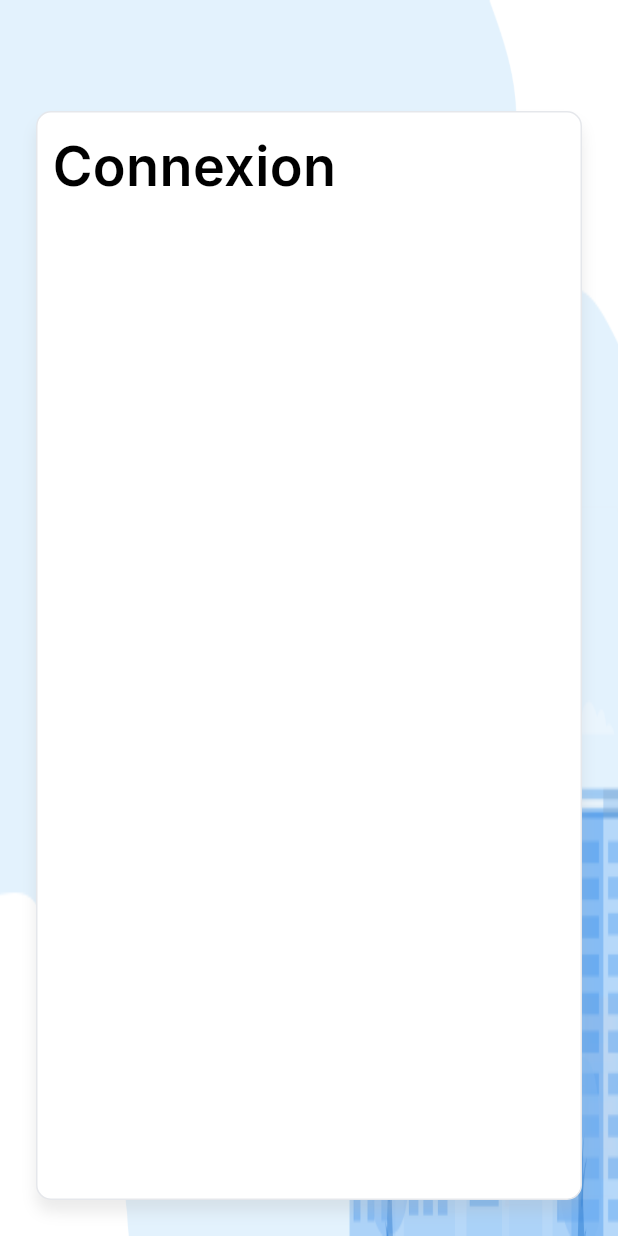
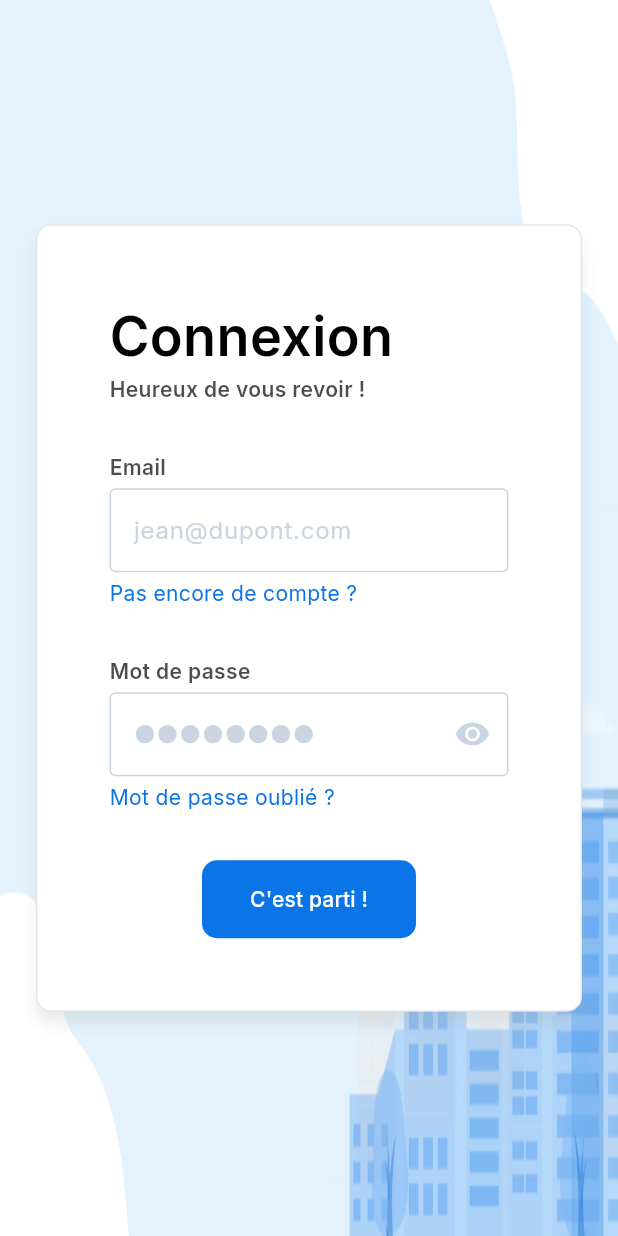
Before and after one commit to jol-cochet-pro/tranquil-loc-front, a Flutter app: the screen it shows after launch, on a phone screen of 412 x 824 dp. Run offline on Flutter 3.47's test engine with Material 3 defaults, Android fonts, the phone set to English and light mode, and no system bars.

Commit message:
feat: add login page

```diff
--- a/lib/components/text-field.dart
+++ b/lib/components/text-field.dart
@@ -2,12 +2,14 @@ import 'package:dossier_locataire/shared/text-styles.dart';
 import 'package:flutter/material.dart';
 import 'package:flutter/services.dart';
 
-enum TextFieldType { text, number }
+enum TextFieldType { text, number, password }
 
-class CustomTextField extends StatelessWidget {
+class CustomTextField extends StatefulWidget {
   final void Function(String?) onSaved;
   final String? label;
   final String hint;
+  final String? helpLabel;
+  final GestureTapCallback? onHelpTap;
   final bool isRequired;
   final TextFieldType type;
   final String? Function(String?)? validator;
@@ -20,17 +22,28 @@ class CustomTextField extends StatelessWidget {
     required this.type,
     this.label,
     this.validator,
+    this.helpLabel,
+    this.onHelpTap,
   });
 
   @override
+  State<CustomTextField> createState() => _CustomTextFieldState();
+}
+
+class _CustomTextFieldState extends State<CustomTextField> {
+  bool showPassword = false;
+  @override
   Widget build(BuildContext context) {
     return Column(
+      crossAxisAlignment: CrossAxisAlignment.start,
       spacing: 4,
       children: [
         Row(
           children: [
-            label != null ? Text(label!, style: p1) : SizedBox.shrink(),
-            isRequired
+            widget.label != null
+                ? Text(widget.label!, style: p1)
+                : SizedBox.shrink(),
+            widget.isRequired
                 ? Text(
                   "*",
                   style: TextStyle(
@@ -40,21 +53,68 @@ class CustomTextField extends StatelessWidget {
                 : SizedBox.shrink(),
           ],
         ),
+        Stack(
+          children: [
             TextFormField(
+              obscureText:
+                  widget.type == TextFieldType.password && !showPassword,
+              enableSuggestions:
+                  widget.type == TextFieldType.password && !showPassword,
+              autocorrect:
+                  widget.type == TextFieldType.password && !showPassword,
               inputFormatters:
-              type == TextFieldType.number
+                  widget.type == TextFieldType.number
                       ? [FilteringTextInputFormatter.digitsOnly]
                       : [],
               decoration: InputDecoration(
-            hintText: hint,
+                hintText: widget.hint,
                 hintStyle: TextStyle(color: Color(0xFFCBD5E1)),
-            border: OutlineInputBorder(
-              borderSide: BorderSide(color: Color.fromARGB(143, 203, 213, 225)),
+                enabledBorder: OutlineInputBorder(
+                  borderSide: BorderSide(color: Color(0xFFCBD5E1)),
+                ),
+                focusedBorder: OutlineInputBorder(
+                  borderSide: BorderSide(color: Color(0xFFCBD5E1)),
                 ),
               ),
-          validator: validator,
-          onSaved: onSaved,
+              validator: widget.validator,
+              onSaved: widget.onSaved,
             ),
+            widget.type == TextFieldType.password
+                ? Positioned.fill(
+                  right: 12,
+                  child: Align(
+                    alignment: Alignment.centerRight,
+                    child: GestureDetector(
+                      onTap: () {
+                        setState(() {
+                          showPassword = !showPassword;
+                        });
+                      },
+                      child:
+                          showPassword
+                              ? Icon(
+                                Icons.visibility_off,
+                                color: Color(0xFFCBD5E1),
+                              )
+                              : Icon(
+                                Icons.visibility,
+                                color: Color(0xFFCBD5E1),
+                              ),
+                    ),
+                  ),
+                )
+                : SizedBox.shrink(),
+          ],
+        ),
+        widget.helpLabel != null
+            ? GestureDetector(
+              onTap: widget.onHelpTap != null ? widget.onHelpTap! : () {},
+              child: Text(
+                widget.helpLabel!,
+                style: TextStyle(color: Color(0xFF0B74E7)),
+              ),
+            )
+            : SizedBox.shrink(),
       ],
     );
   }
--- a/lib/layout/page-layout.dart
+++ b/lib/layout/page-layout.dart
@@ -9,24 +9,32 @@ class PageLayout extends StatelessWidget {
 
   @override
   Widget build(BuildContext context) {
-    return DefaultTextStyle(
+    final bool isVisiblenav = hideNavbar == null || !hideNavbar!;
+    return Material(
+      child: DefaultTextStyle(
         style: Theme.of(context).textTheme.bodyMedium!,
         child: Stack(
-        fit: StackFit.expand,
+          fit: isVisiblenav ? StackFit.expand : StackFit.passthrough,
           children: [
             Image(
               image: AssetImage('assets/background_desktop.png'),
               fit: BoxFit.fill,
             ),
-          hideNavbar == null || !hideNavbar!
+            isVisiblenav
                 ? Positioned(top: 12, left: 24, right: 24, child: Navbar())
                 : SizedBox.shrink(),
             Padding(
-            padding: EdgeInsets.only(left: 24, right: 24, top: 74, bottom: 24),
+              padding: EdgeInsets.only(
+                left: 24,
+                right: 24,
+                top: isVisiblenav ? 74 : 24,
+                bottom: 24,
+              ),
               child: child,
             ),
           ],
         ),
+      ),
     );
   }
 }
--- a/lib/pages/auth/login.dart
+++ b/lib/pages/auth/login.dart
@@ -1,4 +1,6 @@
+import 'package:dossier_locataire/components/button.dart';
 import 'package:dossier_locataire/components/shadow-container.dart';
+import 'package:dossier_locataire/components/text-field.dart';
 import 'package:dossier_locataire/layout/page-layout.dart';
 import 'package:dossier_locataire/shared/text-styles.dart';
 import 'package:flutter/material.dart';
@@ -10,13 +12,62 @@ class Login extends StatelessWidget {
   Widget build(BuildContext context) {
     return PageLayout(
       hideNavbar: true,
-      child: ShadowContainer(
-        padding: EdgeInsets.all(10),
-        radius: Radius.circular(10),
-        child: Column(
-          children: [
-            Row(children: [Text("Connexion", style: h1)]),
-          ],
+      child: Center(
+        child: ShadowContainer(
+          constraints: BoxConstraints.loose(Size(500, double.infinity)),
+          padding: EdgeInsets.all(48),
+          radius: Radius.circular(10),
+          child: Column(
+            spacing: 32,
+            crossAxisAlignment: CrossAxisAlignment.start,
+            mainAxisSize: MainAxisSize.min,
+            children: [
+              Column(
+                crossAxisAlignment: CrossAxisAlignment.start,
+                mainAxisSize: MainAxisSize.min,
+                children: [
+                  Text("Connexion", style: h1),
+                  Text("Heureux de vous revoir !", style: p1),
+                ],
+              ),
+              CustomTextField(
+                label: "Email",
+                onSaved: (_) {
+                  print("ici");
+                },
+                hint: "jean@dupont.com",
+                isRequired: false,
+                type: TextFieldType.text,
+                helpLabel: "Pas encore de compte ?",
+                onHelpTap: () {
+                  print("cheh");
+                },
+              ),
+              CustomTextField(
+                label: "Mot de passe",
+                onSaved: (_) {
+                  print("ici");
+                },
+                hint: "●●●●●●●●",
+                isRequired: false,
+                type: TextFieldType.password,
+                helpLabel: "Mot de passe oublié ?",
+                onHelpTap: () {
+                  print("cheh");
+                },
+              ),
+              Center(
+                child: CustomButton(
+                  onPressed: () {
+                    print("c'est parti!");
+                  },
+                  padding: EdgeInsets.symmetric(vertical: 16, horizontal: 32),
+                  type: ButtonType.primary,
+                  child: Text("C'est parti !"),
+                ),
+              ),
+            ],
+          ),
         ),
       ),
     );
```
Lines whose indentation alone changed are shown as unchanged.
